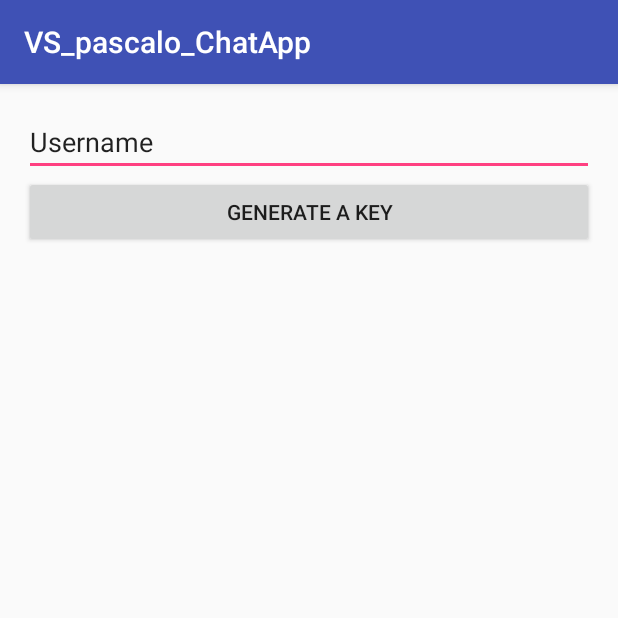
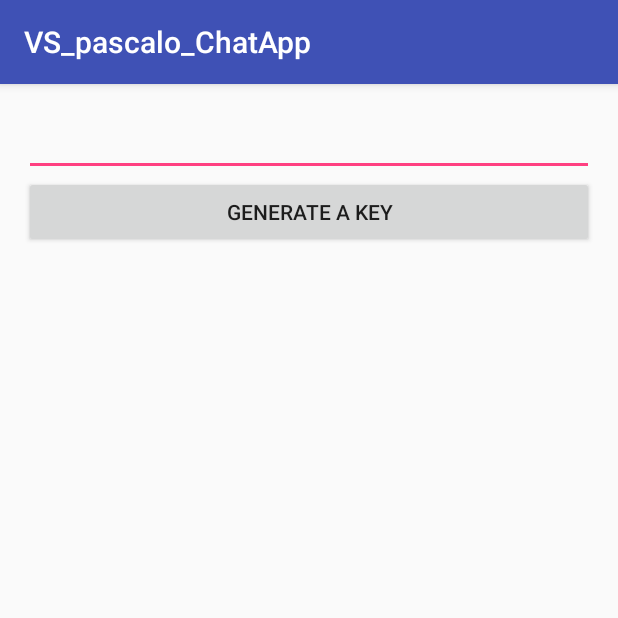
Before and after one commit to joelbu/VS_pascalo_ChatApp, an Android app: the GenerateKeyActivity screen opened directly, with no data from a screen before it, on a phone screen of 412 x 824 dp, the top half of it. Run offline under Robolectric (Android 15) with nearby library versions, the phone set to English and light mode, and no system bars.

Commit message:
looked up some problems with the GenerateKeyActivity -- still not all problems solved

```diff
--- a/app/src/main/res/layout/activity_generate_key.xml
+++ b/app/src/main/res/layout/activity_generate_key.xml
@@ -13,14 +13,13 @@
     <EditText
         android:layout_width="match_parent"
         android:layout_height="wrap_content"
-        android:text="@string/edit_text_username"
         android:ems="10"
         android:layout_alignParentTop="true"
         android:layout_alignParentLeft="true"
         android:id="@+id/editTextUsername"
         android:layout_alignParentRight="true"
         android:layout_alignParentEnd="true"
-        android:inputType="textNoSuggestions" />
+        android:inputType="textPersonName" />
 
     <Button
         android:text="@string/generate_key"
```
Also changed, not shown: app/src/main/java/ch/ethz/inf/vs/a4/pascalo/vs_pascalo_chatapp/UI/GenerateKeyActivity.java (+9 -5 lines), app/src/main/java/ch/ethz/inf/vs/a4/pascalo/vs_pascalo_chatapp/UI/MainActivity.java (+4 -4 lines).
